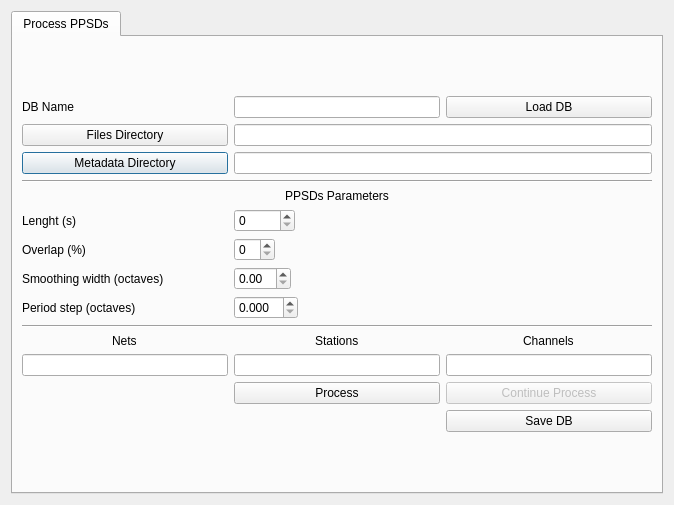
This is isp/resources/designer_uis/PPSD_DBGeneratorDialog.ui in ProjectISP/ISP as Qt 5 draws it before an edit. The edited form follows.
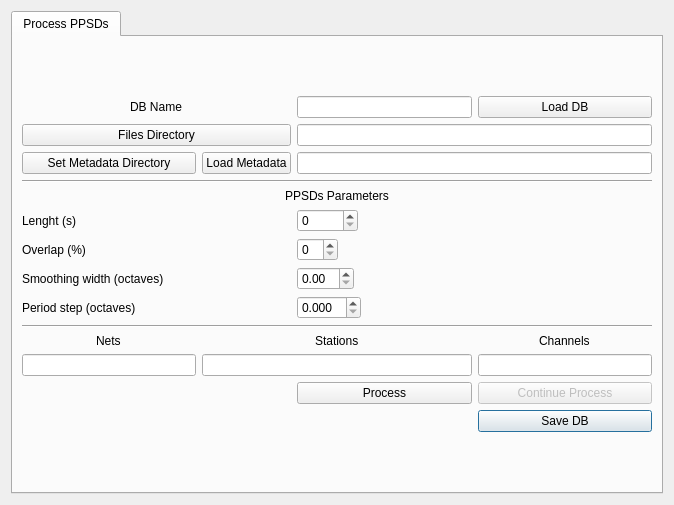
This is the edited form.

Commit message: Changes: 1. Focmec ( new method hust python not csh anymore) 2. Synthetics (map) 3. PPSDs (some modifications in metadata load, and filter)

What changed in the file:
```diff
--- a/isp/resources/designer_uis/PPSD_DBGeneratorDialog.ui
+++ b/isp/resources/designer_uis/PPSD_DBGeneratorDialog.ui
@@ -26,10 +26,27 @@
       <layout class="QGridLayout" name="gridLayout_2">
        <item row="1" column="1">
         <layout class="QGridLayout" name="gridLayout">
-         <item row="13" column="1">
-          <widget class="QLineEdit" name="stationsTx"/>
+         <item row="8" column="2">
+          <widget class="QDoubleSpinBox" name="smoothingSB">
+           <property name="sizePolicy">
+            <sizepolicy hsizetype="Maximum" vsizetype="Fixed">
+             <horstretch>0</horstretch>
+             <verstretch>0</verstretch>
+            </sizepolicy>
+           </property>
+          </widget>
          </item>
-         <item row="10" column="0" colspan="3">
+         <item row="0" column="2">
+          <widget class="QLineEdit" name="nameForm"/>
+         </item>
+         <item row="15" column="3">
+          <widget class="QPushButton" name="saveBtn">
+           <property name="text">
+            <string>Save DB</string>
+           </property>
+          </widget>
+         </item>
+         <item row="10" column="0" colspan="4">
           <widget class="Line" name="line_2">
            <property name="orientation">
             <enum>Qt::Horizontal</enum>
@@ -39,11 +56,11 @@
          <item row="2" column="0">
           <widget class="QPushButton" name="datalessBtn">
            <property name="text">
-            <string>Metadata Directory</string>
+            <string>Set Metadata Directory</string>
            </property>
           </widget>
          </item>
-         <item row="6" column="1">
+         <item row="6" column="2">
           <widget class="QSpinBox" name="lenghtSB">
            <property name="sizePolicy">
             <sizepolicy hsizetype="Maximum" vsizetype="Fixed">
@@ -56,7 +73,7 @@
            </property>
           </widget>
          </item>
-         <item row="14" column="2">
+         <item row="14" column="3">
           <widget class="QPushButton" name="continueBtn">
            <property name="enabled">
             <bool>false</bool>
@@ -66,24 +83,24 @@
            </property>
           </widget>
          </item>
-         <item row="3" column="0" colspan="3">
+         <item row="3" column="0" colspan="4">
           <widget class="Line" name="line">
            <property name="orientation">
             <enum>Qt::Horizontal</enum>
            </property>
           </widget>
          </item>
-         <item row="14" column="1">
+         <item row="14" column="2">
           <widget class="QPushButton" name="processBtn">
            <property name="text">
             <string>Process</string>
            </property>
           </widget>
          </item>
-         <item row="1" column="1" colspan="2">
+         <item row="1" column="2" colspan="2">
           <widget class="QLineEdit" name="rootPathForm"/>
          </item>
-         <item row="4" column="0" colspan="3" alignment="Qt::AlignHCenter">
+         <item row="4" column="0" colspan="4" alignment="Qt::AlignHCenter">
           <widget class="QLabel" name="label_2">
            <property name="sizePolicy">
             <sizepolicy hsizetype="Preferred" vsizetype="Maximum">
@@ -96,10 +113,10 @@
            </property>
           </widget>
          </item>
-         <item row="13" column="2">
+         <item row="13" column="3">
           <widget class="QLineEdit" name="chnTx"/>
          </item>
-         <item row="2" column="1" colspan="2">
+         <item row="2" column="2" colspan="2">
           <widget class="QLineEdit" name="datalessPathForm"/>
          </item>
          <item row="8" column="0">
@@ -109,7 +126,7 @@
            </property>
           </widget>
          </item>
-         <item row="0" column="2">
+         <item row="0" column="3">
           <widget class="QPushButton" name="loadBtn">
            <property name="text">
             <string>Load DB</string>
@@ -123,27 +140,7 @@
            </property>
           </widget>
          </item>
-         <item row="0" column="0">
-          <widget class="QLabel" name="label">
-           <property name="text">
-            <string>DB Name</string>
-           </property>
-          </widget>
-         </item>
-         <item row="11" column="1" alignment="Qt::AlignHCenter">
-          <widget class="QLabel" name="label_4">
-           <property name="sizePolicy">
-            <sizepolicy hsizetype="Preferred" vsizetype="Maximum">
-             <horstretch>0</horstretch>
-             <verstretch>0</verstretch>
-            </sizepolicy>
-           </property>
-           <property name="text">
-            <string>Stations</string>
-           </property>
-          </widget>
-         </item>
-         <item row="9" column="1">
+         <item row="9" column="2">
           <widget class="QDoubleSpinBox" name="periodSB">
            <property name="sizePolicy">
             <sizepolicy hsizetype="Maximum" vsizetype="Fixed">
@@ -166,7 +163,7 @@
            </property>
           </widget>
          </item>
-         <item row="11" column="2" alignment="Qt::AlignHCenter">
+         <item row="11" column="3" alignment="Qt::AlignHCenter">
           <widget class="QLabel" name="label_5">
            <property name="sizePolicy">
             <sizepolicy hsizetype="Preferred" vsizetype="Maximum">
@@ -179,7 +176,7 @@
            </property>
           </widget>
          </item>
-         <item row="7" column="1">
+         <item row="7" column="2">
           <widget class="QSpinBox" name="overlapSB">
            <property name="sizePolicy">
             <sizepolicy hsizetype="Maximum" vsizetype="Fixed">
@@ -209,30 +206,40 @@
            </property>
           </widget>
          </item>
-         <item row="0" column="1">
-          <widget class="QLineEdit" name="nameForm"/>
-         </item>
-         <item row="8" column="1">
-          <widget class="QDoubleSpinBox" name="smoothingSB">
-           <property name="sizePolicy">
-            <sizepolicy hsizetype="Maximum" vsizetype="Fixed">
-             <horstretch>0</horstretch>
-             <verstretch>0</verstretch>
-            </sizepolicy>
+         <item row="2" column="1">
+          <widget class="QPushButton" name="load_metadataBtn">
+           <property name="text">
+            <string>Load Metadata</string>
            </property>
           </widget>
          </item>
-         <item row="1" column="0">
+         <item row="1" column="0" colspan="2">
           <widget class="QPushButton" name="selectDirBtn">
            <property name="text">
             <string>Files Directory</string>
            </property>
           </widget>
          </item>
-         <item row="15" column="2">
-          <widget class="QPushButton" name="saveBtn">
+         <item row="13" column="1" colspan="2">
+          <widget class="QLineEdit" name="stationsTx"/>
+         </item>
+         <item row="11" column="1" colspan="2" alignment="Qt::AlignHCenter">
+          <widget class="QLabel" name="label_4">
+           <property name="sizePolicy">
+            <sizepolicy hsizetype="Preferred" vsizetype="Maximum">
+             <horstretch>0</horstretch>
+             <verstretch>0</verstretch>
+            </sizepolicy>
+           </property>
            <property name="text">
-            <string>Save DB</string>
+            <string>Stations</string>
+           </property>
+          </widget>
+         </item>
+         <item row="0" column="0" colspan="2" alignment="Qt::AlignHCenter">
+          <widget class="QLabel" name="label">
+           <property name="text">
+            <string>DB Name</string>
            </property>
           </widget>
          </item>
```
The commit also changes 29 other files.
